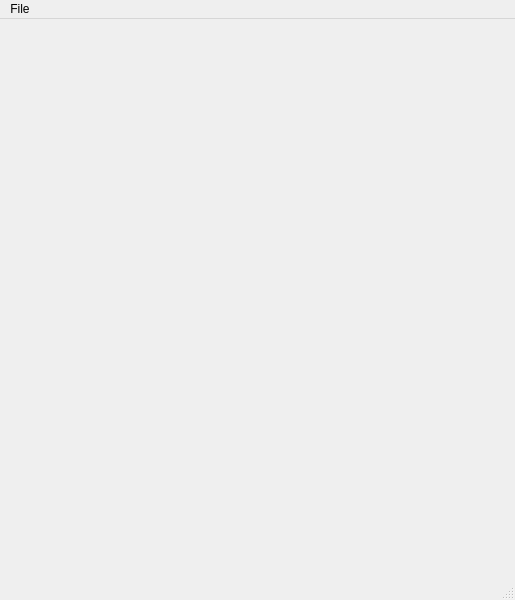
The window that qc-proj1/mainwindow.ui (yyk99/qt_junk) describes before a commit, drawn with Qt 5.
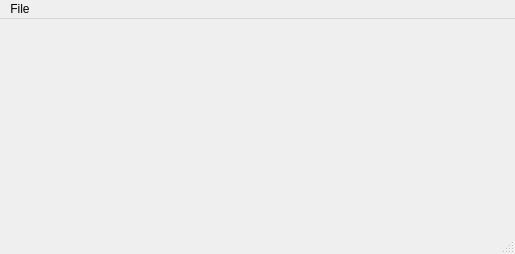
The same window after the commit.

Patch:
```diff
--- a/qc-proj1/mainwindow.ui
+++ b/qc-proj1/mainwindow.ui
@@ -7,7 +7,7 @@
     <x>0</x>
     <y>0</y>
     <width>515</width>
-    <height>600</height>
+    <height>254</height>
    </rect>
   </property>
   <property name="windowTitle">
```
